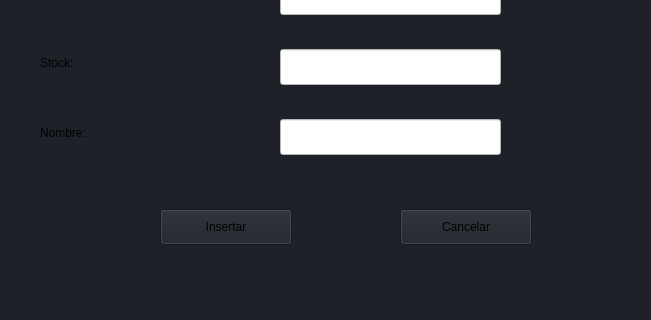
This is Proyecto1-EDD-1S-2026/view/pantallas/pantallaagregarproducto.ui in DanielRodriguezCUNOC/Proyecto-Supermercado-EDD- as Qt 5 draws it before an edit; both pictures show x 0 to 651 and y 351 to 671 of the 651 by 671 pixel window. The edited form follows.
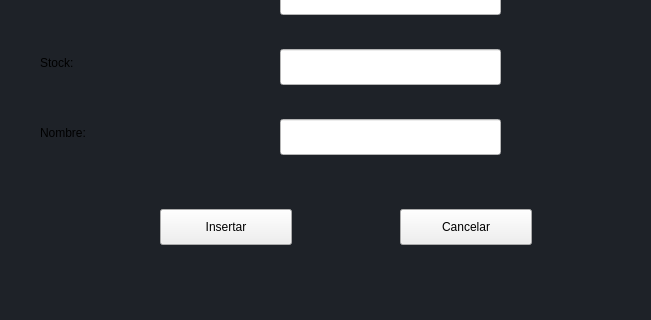
This is the edited form.

The edit to the form file:
```diff
--- a/Proyecto1-EDD-1S-2026/view/pantallas/pantallaagregarproducto.ui
+++ b/Proyecto1-EDD-1S-2026/view/pantallas/pantallaagregarproducto.ui
@@ -20,7 +20,7 @@
    <string>Form</string>
   </property>
   <property name="styleSheet">
-   <string notr="true">background-color: #1E2228</string>
+   <string notr="true">QWidget#PantallaAgregarProducto { background-color: #1E2228; }</string>
   </property>
   <widget class="QLineEdit" name="lineEdit">
    <property name="geometry">
```
